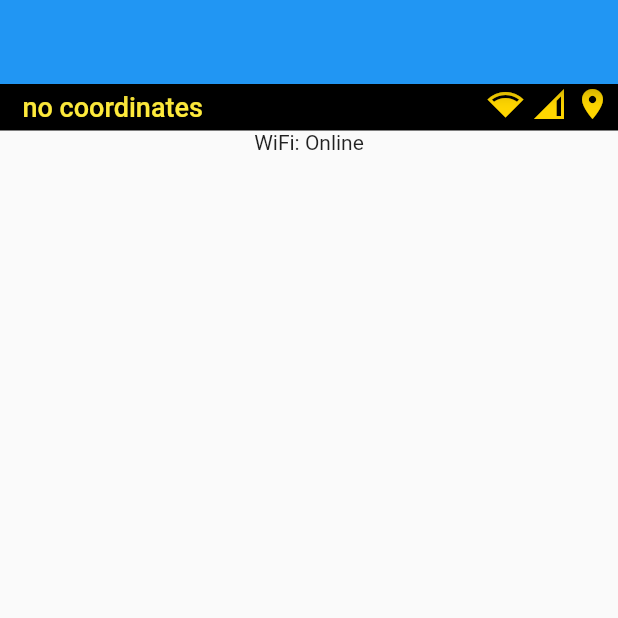
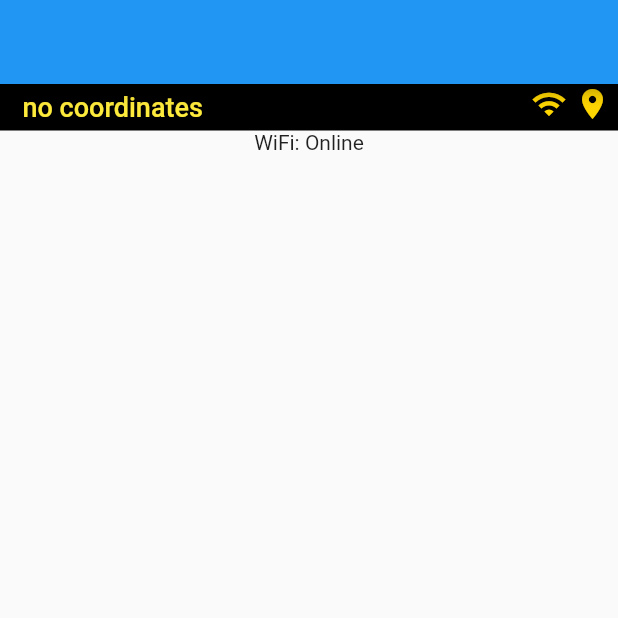
Before and after one commit to leBampre/GPS, a Flutter app: the screen it shows after launch, on a phone screen of 412 x 824 dp, the top half of it. Run offline on Flutter 3.47's test engine with Material 2 defaults, Android fonts, the phone set to English and light mode, and no system bars; our stand-ins replace connectivity, geolocator; missing offline and left inert: imei_plugin.

Commit message:
changed stastus icons

```diff
--- a/lib/main.dart
+++ b/lib/main.dart
@@ -21,6 +21,18 @@ class _AppState extends State<App>{
   /* создаем коллекцию для состояний модулей мобильной связи и wifi для
     их дальнейшего удобного использования*/
   Map _currentStates = {ConnectivityResult.none:false};
+  // коллекция, храняшая в себе названия необходимых иконок для отображения
+  Map statementIcons = {
+    ConnectivityResult.wifi: Icons.wifi,
+    ConnectivityResult.mobile: Icons.signal_cellular_alt_outlined,
+    ConnectivityResult.none: Icons.signal_cellular_off_outlined,
+    Icons.place:'GPS is active',
+    Icons.bubble_chart: 'GPS is inactive'
+  };
+  Map _gpsIsActive ={false:'GPS is active'};
+
+
+
   // инициализируем переменную для взаимодействия с синглтоном ConnectionStatusSingleton
   ConnectionStatusSingleton _connectionStatus = ConnectionStatusSingleton.getInstance();
 
@@ -80,6 +92,10 @@ class _AppState extends State<App>{
 
   // ф-ция определения текущего местоположения
   void _getCurrentLocation() async {
+    // проверка, включен ли GPS, затем записываем в string активен ли он (краткая форма записа if-else)
+//    (await Geolocator.isLocationServiceEnabled() == true) ?
+//     setState((){_gpsIsActive[0] = 'GPS is active';}):
+//     setState((){_gpsIsActive[0] = 'GPS is inactive';});
 
     // записываем в переменную position текущую широту и долготу обьекта с указанной точностью
     final position = await Geolocator.getCurrentPosition(desiredAccuracy: LocationAccuracy.high);
@@ -181,9 +197,9 @@ class _AppState extends State<App>{
               метод для описания контейнера с иконками, передавая в них данные о
               желаемом цвете иконки и ее озображении */
             children: [
-              _iconContainer(iconsColor, Icons.network_wifi),
-              _iconContainer(iconsColor, Icons.network_cell),
-              _iconContainer(iconsColor, Icons.place),
+              _iconContainer(iconsColor, _currentStates,statementIcons,'keys'),
+              _iconContainer(iconsColor, _gpsIsActive,statementIcons,'values'),
+
             ],
           ),
         ],
@@ -240,7 +256,8 @@ class _AppState extends State<App>{
      контейнер в котором описывается стандарт отображения иконок
      в верхней части экрана, в контейнер передаются значения цвета иконок и
      информация какую именно иконку отображать  */
-  Container _iconContainer(Color color, IconData icon){
+  Container _iconContainer(Color color, Map _switchMap, Map _caseMap, String _type){
+    IconData icon = iconDefinition(_switchMap,_caseMap, _type);
     // после вызова возвращает контейнер с прописанными ниже характеристиками
     return Container(
       padding: EdgeInsets.only(right: 5),
@@ -250,6 +267,24 @@ class _AppState extends State<App>{
       ),
     );
   }
+
+  IconData iconDefinition(Map _switch, Map _case, String _type){
+    IconData _neededIcon;
+    switch (_type){
+      case 'keys':
+        for(int i = 0; i<_case.length;i++){
+          (_switch.keys.toList()[0] == _case.keys.toList()[i])? _neededIcon = _case.values.toList()[i]:_neededIcon=_neededIcon;
+        }
+        return _neededIcon;
+      case 'values':
+        for(int i = 0; i<_case.length;i++){
+          (_switch.values.toList()[0] == _case.values.toList()[i])? _neededIcon = _case.keys.toList()[i]:_neededIcon=_neededIcon;
+        }
+    }
+    return _neededIcon;
+  }
+
+
 
   /* !!!!ДОРАБОТАТЬ!!! --> чтобы внутрь передавалась инфа о странице на которую нужно перейти
       ф-ция описывающая кнопку нижнего бара, в нее передаются все необходимые
```
